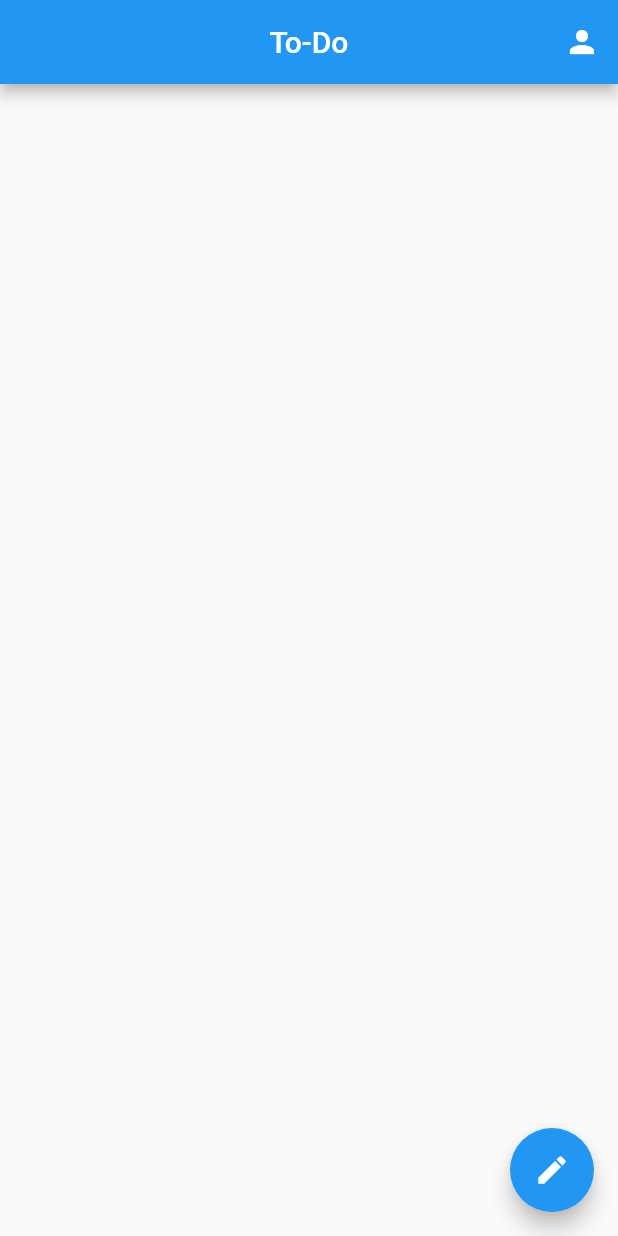
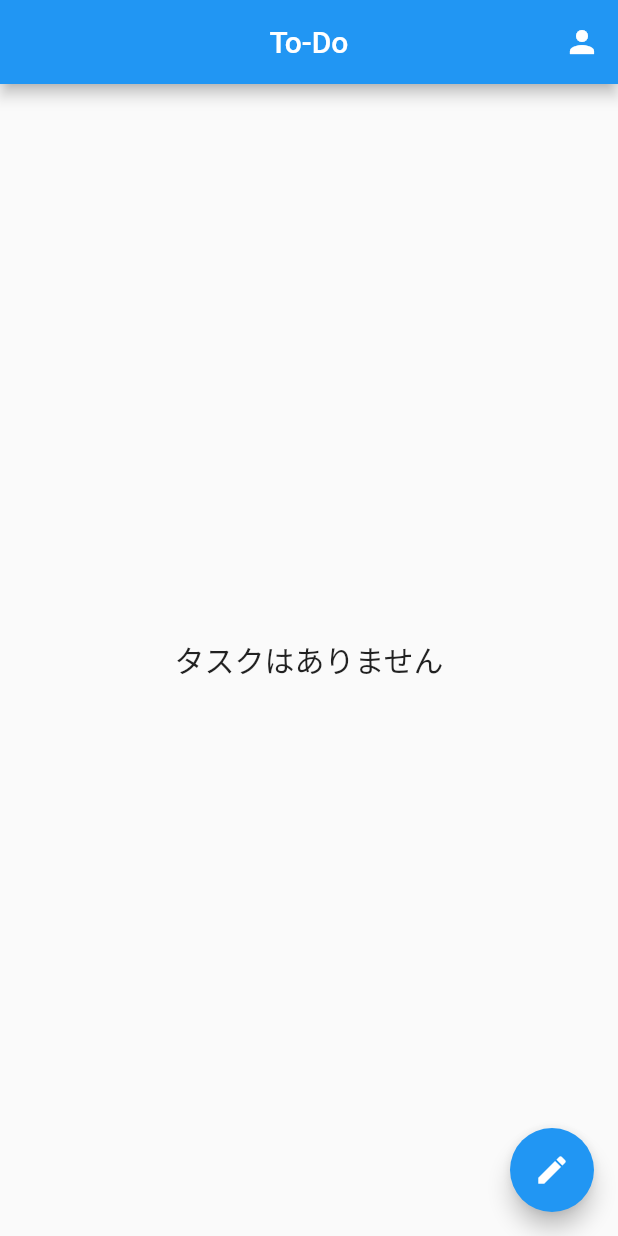
Before and after one commit to gdsc-osaka/todo-app, a Flutter app: the HomePage screen opened by its route, on a phone screen of 412 x 824 dp. Run offline on Flutter 3.47's test engine with Material 2 defaults, Android fonts, the light colour scheme and no system bars; drawn by our look-alikes of loader_overlay; our stand-ins replace cloud_firestore, email_validator, firebase_auth, firebase_core, firebase_storage, go_router and 4 more; accounts and stored records are empty; generated files the repository leaves out were written again.

Commit message:
[Fix] HomePage でタスクが空だったとき Column を使わないように変更.

```diff
--- a/lib/features/home/home_page.dart
+++ b/lib/features/home/home_page.dart
@@ -33,6 +33,13 @@ class HomePage extends ConsumerWidget {
       ),
       body: ref.watch(tasksProvider).when(
           data: (tasks) {
+            // どのタスクもなし
+            if (tasks.isEmpty) {
+              return Center(
+                child: Text('タスクはありません', style: text.titleLarge),
+              );
+            }
+
             final doneTasks = tasks.where((task) => task.status == TaskStatus.completed).toList();
             final undoneTasks = tasks.where((task) => task.status == TaskStatus.undone).toList();
 
@@ -54,11 +61,9 @@ class HomePage extends ConsumerWidget {
               }
 
               children.add(TaskList(tasks: undoneTasks));
-            } else {
-              children.add(Text('タスクはありません', style: text.titleLarge));
             }
 
-            return Column();
+            return Column(children: children);
           },
           error: (err, stack) => Text(err.toString()),
           loading: () => const Center(child: CircularProgressIndicator())),
```
